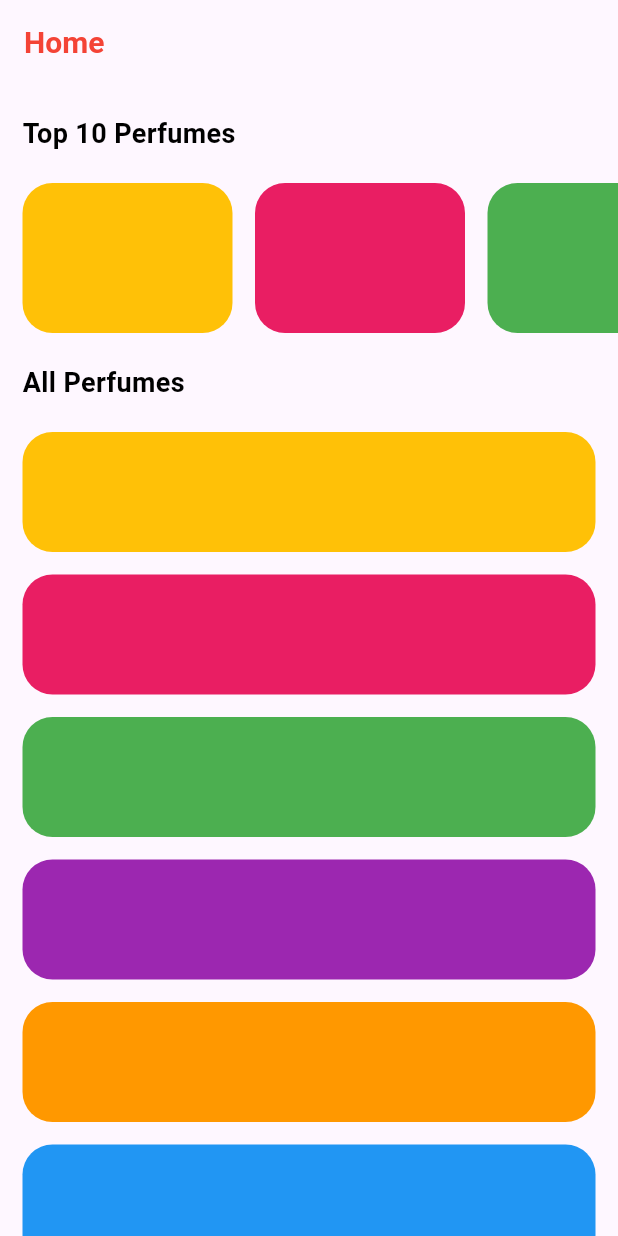
After one commit to MustafaRazaUllah/Course-Project-Denise-, a Flutter app: the screen it shows after launch, after a tap on "Login", on a phone screen of 412 x 824 dp. The commit adds this screen. Run offline on Flutter 3.47's test engine with Material 3 defaults, Android fonts, the phone set to English and light mode, and no system bars.

Commit message:
code udpate

```diff
--- a/lib/App Modules/Auth/View/login_screen.dart
+++ b/lib/App Modules/Auth/View/login_screen.dart
@@ -1,3 +1,4 @@
+import 'package:first_time_project/App%20Modules/Home/View/homeview.dart';
 import 'package:first_time_project/Utils/custom_text.dart';
 import 'package:flutter/material.dart';
 
@@ -155,7 +156,21 @@ class LoginScreen extends StatelessWidget {
                   ),
                 ),
                 const SizedBox(height: 30),
-                Container(
+                GestureDetector(
+                  onTap: () {
+                    Navigator.pushAndRemoveUntil(
+                      context,
+                      MaterialPageRoute(
+                        builder: (context) => const HomeView(),
+                      ),
+                      (route) => false,
+                    );
+                    //
+                  },
+                  // onTap(){
+                  //   // HomeView
+                  // },
+                  child: Container(
                     height: 50,
                     width: double.infinity,
                     decoration: BoxDecoration(
@@ -172,6 +187,7 @@ class LoginScreen extends StatelessWidget {
                         color: Colors.red,
                         fontSize: 18,
                         fontWeight: FontWeight.w600,
+                      ),
                     ),
                   ),
                 ),
--- /dev/null
+++ b/lib/App Modules/Home/View/homeview.dart
@@ -0,0 +1,288 @@
+import 'package:first_time_project/Utils/custom_text.dart';
+import 'package:flutter/material.dart';
+
+class HomeView extends StatelessWidget {
+  const HomeView({super.key});
+
+  @override
+  Widget build(BuildContext context) {
+    return Scaffold(
+      appBar: AppBar(
+        title: const CustomText(
+          title: "Home",
+          fontSize: 20,
+          fontWeight: FontWeight.w600,
+          color: Colors.red,
+        ),
+      ),
+      body: SizedBox.expand(
+        child: Column(
+          crossAxisAlignment: CrossAxisAlignment.start,
+          children: [
+            const SizedBox(height: 20),
+            const Padding(
+              padding: EdgeInsets.symmetric(horizontal: 15),
+              child: CustomText(
+                title: "Top 10 Perfumes",
+                fontSize: 18,
+                fontWeight: FontWeight.w700,
+                color: Colors.black,
+              ),
+            ),
+            const SizedBox(height: 20),
+            SizedBox(
+              height: 100,
+              width: double.infinity,
+              child: ListView(
+                padding: const EdgeInsets.only(left: 15),
+                scrollDirection: Axis.horizontal,
+                children: [
+                  Container(
+                    height: 80,
+                    width: 140,
+                    margin: const EdgeInsets.only(right: 15),
+                    decoration: BoxDecoration(
+                      borderRadius: BorderRadius.circular(20),
+                      color: Colors.amber,
+                    ),
+                  ),
+                  Container(
+                    height: 80,
+                    width: 140,
+                    margin: const EdgeInsets.only(right: 15),
+                    decoration: BoxDecoration(
+                      borderRadius: BorderRadius.circular(20),
+                      color: Colors.pink,
+                    ),
+                  ),
+                  Container(
+                    height: 80,
+                    width: 140,
+                    margin: const EdgeInsets.only(right: 15),
+                    decoration: BoxDecoration(
+                      borderRadius: BorderRadius.circular(20),
+                      color: Colors.green,
+                    ),
+                  ),
+                  Container(
+                    height: 80,
+                    width: 140,
+                    margin: const EdgeInsets.only(right: 15),
+                    decoration: BoxDecoration(
+                      borderRadius: BorderRadius.circular(20),
+                      color: Colors.purple,
+                    ),
+                  ),
+                  Container(
+                    height: 80,
+                    width: 140,
+                    margin: const EdgeInsets.only(right: 15),
+                    decoration: BoxDecoration(
+                      borderRadius: BorderRadius.circular(20),
+                      color: Colors.orange,
+                    ),
+                  ),
+                  Container(
+                    height: 80,
+                    width: 140,
+                    margin: const EdgeInsets.only(right: 15),
+                    decoration: BoxDecoration(
+                      borderRadius: BorderRadius.circular(20),
+                      color: Colors.blue,
+                    ),
+                  ),
+                ],
+              ),
+            ),
+            const SizedBox(height: 20),
+            const Padding(
+              padding: EdgeInsets.symmetric(horizontal: 15),
+              child: CustomText(
+                title: "All Perfumes",
+                fontSize: 18,
+                fontWeight: FontWeight.w700,
+                color: Colors.black,
+              ),
+            ),
+            const SizedBox(height: 20),
+            Expanded(
+              child: SizedBox(
+                // height: 100,
+                width: double.infinity,
+                child: ListView(
+                  shrinkWrap: true,
+                  padding: const EdgeInsets.only(left: 15, right: 15),
+                  scrollDirection: Axis.vertical,
+                  children: [
+                    Container(
+                      height: 80,
+                      width: 140,
+                      margin: const EdgeInsets.only(bottom: 15),
+                      decoration: BoxDecoration(
+                        borderRadius: BorderRadius.circular(20),
+                        color: Colors.amber,
+                      ),
+                    ),
+                    Container(
+                      height: 80,
+                      width: 140,
+                      margin: const EdgeInsets.only(bottom: 15),
+                      decoration: BoxDecoration(
+                        borderRadius: BorderRadius.circular(20),
+                        color: Colors.pink,
+                      ),
+                    ),
+                    Container(
+                      height: 80,
+                      width: 140,
+                      margin: const EdgeInsets.only(bottom: 15),
+                      decoration: BoxDecoration(
+                        borderRadius: BorderRadius.circular(20),
+                        color: Colors.green,
+                      ),
+                    ),
+                    Container(
+                      height: 80,
+                      width: 140,
+                      margin: const EdgeInsets.only(bottom: 15),
+                      decoration: BoxDecoration(
+                        borderRadius: BorderRadius.circular(20),
+                        color: Colors.purple,
+                      ),
+                    ),
+                    Container(
+                      height: 80,
+                      width: 140,
+                      margin: const EdgeInsets.only(bottom: 15),
+                      decoration: BoxDecoration(
+                        borderRadius: BorderRadius.circular(20),
+                        color: Colors.orange,
+                      ),
+                    ),
+                    Container(
+                      height: 80,
+                      width: 140,
+                      margin: const EdgeInsets.only(bottom: 15),
+                      decoration: BoxDecoration(
+                        borderRadius: BorderRadius.circular(20),
+                        color: Colors.blue,
+                      ),
+                    ),
+                    Container(
+                      height: 80,
+                      width: 140,
+                      margin: const EdgeInsets.only(bottom: 15),
+                      decoration: BoxDecoration(
+                        borderRadius: BorderRadius.circular(20),
+                        color: Colors.amber,
+                      ),
+                    ),
+                    Container(
+                      height: 80,
+                      width: 140,
+                      margin: const EdgeInsets.only(bottom: 15),
+                      decoration: BoxDecoration(
+                        borderRadius: BorderRadius.circular(20),
+                        color: Colors.pink,
+                      ),
+                    ),
+                    Container(
+                      height: 80,
+                      width: 140,
+                      margin: const EdgeInsets.only(bottom: 15),
+                      decoration: BoxDecoration(
+                        borderRadius: BorderRadius.circular(20),
+                        color: Colors.green,
+                      ),
+                    ),
+                    Container(
+                      height: 80,
+                      width: 140,
+                      margin: const EdgeInsets.only(bottom: 15),
+                      decoration: BoxDecoration(
+                        borderRadius: BorderRadius.circular(20),
+                        color: Colors.purple,
+                      ),
+                    ),
+                    Container(
+                      height: 80,
+                      width: 140,
+                      margin: const EdgeInsets.only(bottom: 15),
+                      decoration: BoxDecoration(
+                        borderRadius: BorderRadius.circular(20),
+                        color: Colors.orange,
+                      ),
+                    ),
+                    Container(
+                      height: 80,
+                      width: 140,
+                      margin: const EdgeInsets.only(bottom: 15),
+                      decoration: BoxDecoration(
+                        borderRadius: BorderRadius.circular(20),
+                        color: Colors.blue,
+                      ),
+                    ),
+                    Container(
+                      height: 80,
+                      width: 140,
+                      margin: const EdgeInsets.only(bottom: 15),
+                      decoration: BoxDecoration(
+                        borderRadius: BorderRadius.circular(20),
+                        color: Colors.amber,
+                      ),
+                    ),
+                    Container(
+                      height: 80,
+                      width: 140,
+                      margin: const EdgeInsets.only(bottom: 15),
+                      decoration: BoxDecoration(
+                        borderRadius: BorderRadius.circular(20),
+                        color: Colors.pink,
+                      ),
+                    ),
+                    Container(
+                      height: 80,
+                      width: 140,
+                      margin: const EdgeInsets.only(bottom: 15),
+                      decoration: BoxDecoration(
+                        borderRadius: BorderRadius.circular(20),
+                        color: Colors.green,
+                      ),
+                    ),
+                    Container(
+                      height: 80,
+                      width: 140,
+                      margin: const EdgeInsets.only(bottom: 15),
+                      decoration: BoxDecoration(
+                        borderRadius: BorderRadius.circular(20),
+                        color: Colors.purple,
+                      ),
+                    ),
+                    Container(
+                      height: 80,
+                      width: 140,
+                      margin: const EdgeInsets.only(bottom: 15),
+                      decoration: BoxDecoration(
+                        borderRadius: BorderRadius.circular(20),
+                        color: Colors.orange,
+                      ),
+                    ),
+                    Container(
+                      height: 80,
+                      width: 140,
+                      margin: const EdgeInsets.only(bottom: 15),
+                      decoration: BoxDecoration(
+                        borderRadius: BorderRadius.circular(20),
+                        color: Colors.blue,
+                      ),
+                    ),
+                  ],
+                ),
+              ),
+            ),
+          ],
+        ),
+      ),
+    );
+  }
+}
```
Lines whose indentation alone changed are shown as unchanged.
